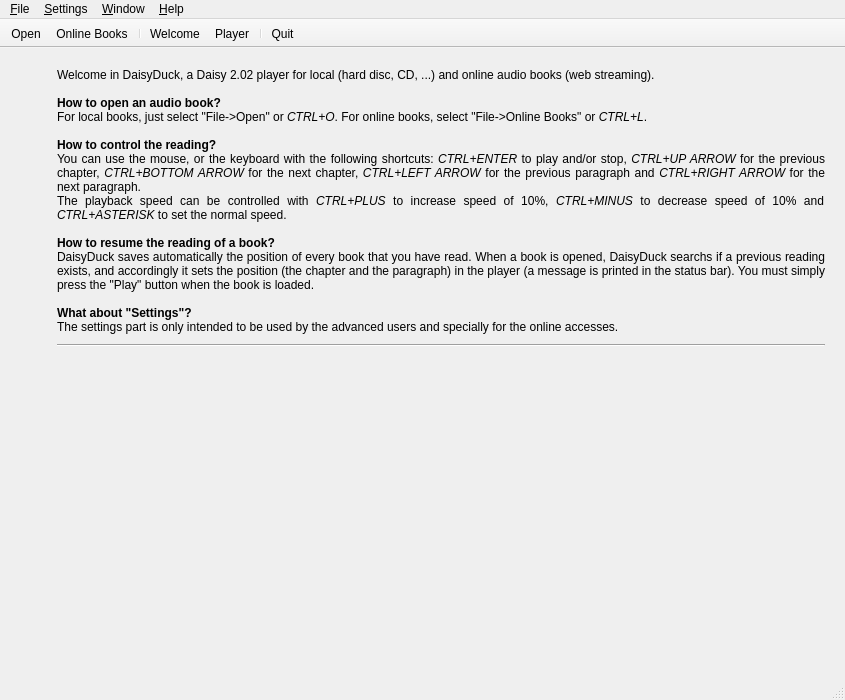
The window that src/winMain.ui (Skywalker13/DaisyDuck) describes before a commit, drawn with Qt 5.
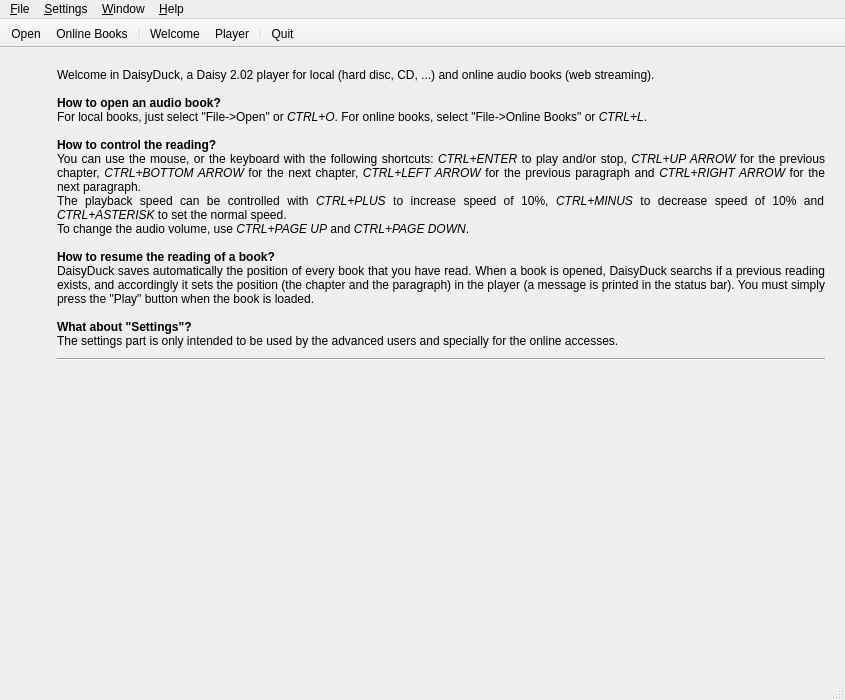
The same window after the commit. Icons and pictures are not drawn.

Commit message: add keyboard shortcuts to change the audio volume

Patch:
```diff
--- a/src/winMain.ui
+++ b/src/winMain.ui
@@ -115,6 +115,7 @@
 &lt;b&gt;How to control the reading?&lt;/b&gt;&lt;br/&gt;
 You can use the mouse, or the keyboard with the following shortcuts: &lt;i&gt;CTRL+ENTER&lt;/i&gt; to play and/or stop, &lt;i&gt;CTRL+UP ARROW&lt;/i&gt; for the previous chapter, &lt;i&gt;CTRL+BOTTOM ARROW&lt;/i&gt; for the next chapter, &lt;i&gt;CTRL+LEFT ARROW&lt;/i&gt; for the previous paragraph and &lt;i&gt;CTRL+RIGHT ARROW&lt;/i&gt; for the next paragraph.&lt;br/&gt;
 The playback speed can be controlled with &lt;i&gt;CTRL+PLUS&lt;/i&gt; to increase speed of 10%, &lt;i&gt;CTRL+MINUS&lt;/i&gt; to decrease speed of 10% and &lt;i&gt;CTRL+ASTERISK&lt;/i&gt; to set the normal speed.&lt;br/&gt;
+To change the audio volume, use &lt;i&gt;CTRL+PAGE UP&lt;/i&gt; and &lt;i&gt;CTRL+PAGE DOWN&lt;/i&gt;.&lt;br/&gt;
 &lt;br/&gt;
 &lt;b&gt;How to resume the reading of a book?&lt;/b&gt;&lt;br/&gt;
 DaisyDuck saves automatically the position of every book that you have read. When a book is opened, DaisyDuck searchs if a previous reading exists, and accordingly it sets the position (the chapter and the paragraph) in the player (a message is printed in the status bar). You must simply press the &quot;Play&quot; button when the book is loaded.&lt;br/&gt;
```
The commit also changes 2 other files.
